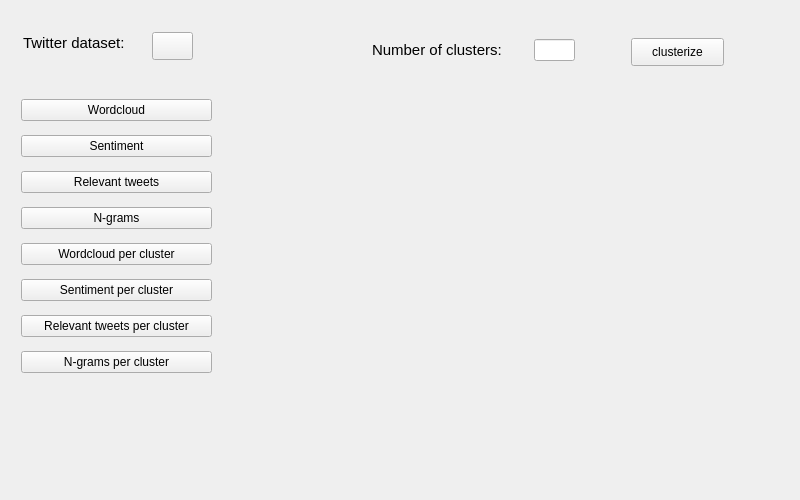
Before: the Qt Designer form twitter_analysis/core/gui/ui_files/widget_analyse_tweets.ui in atrevisan/EventAnalyser, drawn with Qt 5.
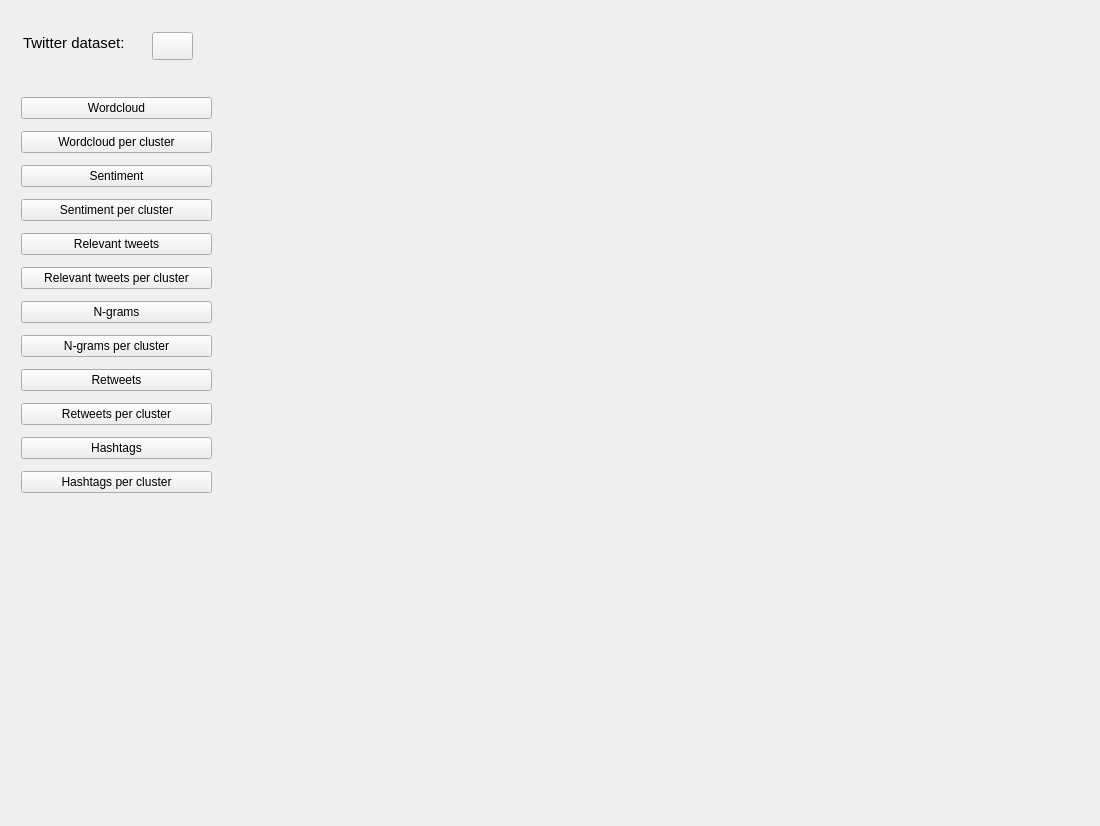
After: the same form once the commit is applied. Icons and pictures are not drawn.

The edit to the form file:
```diff
--- a/twitter_analysis/core/gui/ui_files/widget_analyse_tweets.ui
+++ b/twitter_analysis/core/gui/ui_files/widget_analyse_tweets.ui
@@ -6,8 +6,8 @@
    <rect>
     <x>0</x>
     <y>0</y>
-    <width>800</width>
-    <height>500</height>
+    <width>1100</width>
+    <height>826</height>
    </rect>
   </property>
   <property name="windowTitle">
@@ -16,37 +16,6 @@
   <layout class="QHBoxLayout" name="horizontalLayout">
    <item>
     <widget class="QWidget" name="widget_main_widget" native="true">
-     <widget class="QLabel" name="label_2">
-      <property name="geometry">
-       <rect>
-        <x>361</x>
-        <y>28</y>
-        <width>155</width>
-        <height>22</height>
-       </rect>
-      </property>
-      <property name="font">
-       <font>
-        <pointsize>11</pointsize>
-       </font>
-      </property>
-      <property name="text">
-       <string>Number of clusters:</string>
-      </property>
-     </widget>
-     <widget class="QPushButton" name="button_clusterize">
-      <property name="geometry">
-       <rect>
-        <x>620</x>
-        <y>27</y>
-        <width>93</width>
-        <height>28</height>
-       </rect>
-      </property>
-      <property name="text">
-       <string>clusterize</string>
-      </property>
-     </widget>
      <widget class="QLabel" name="label">
       <property name="geometry">
        <rect>
@@ -65,23 +34,13 @@
        <string>Twitter dataset:</string>
       </property>
      </widget>
-     <widget class="QLineEdit" name="line_edit_clusters">
-      <property name="geometry">
-       <rect>
-        <x>523</x>
-        <y>28</y>
-        <width>41</width>
-        <height>22</height>
-       </rect>
-      </property>
-     </widget>
      <widget class="QWidget" name="verticalLayoutWidget">
       <property name="geometry">
        <rect>
         <x>10</x>
         <y>80</y>
         <width>191</width>
-        <height>291</height>
+        <height>415</height>
        </rect>
       </property>
       <layout class="QVBoxLayout" name="vlayout_buttons">
@@ -92,27 +51,6 @@
          </property>
         </widget>
        </item>
-       <item>
-        <widget class="QPushButton" name="button_sentiment">
-         <property name="text">
-          <string>Sentiment</string>
-         </property>
-        </widget>
-       </item>
-       <item>
-        <widget class="QPushButton" name="button_relevant_tweets">
-         <property name="text">
-          <string>Relevant tweets</string>
-         </property>
-        </widget>
-       </item>
-       <item>
-        <widget class="QPushButton" name="button_n_grams">
-         <property name="text">
-          <string>N-grams</string>
-         </property>
-        </widget>
-       </item>
        <item>
         <widget class="QPushButton" name="button_wordcloud_per_cluster">
          <property name="text">
@@ -120,6 +58,13 @@
          </property>
         </widget>
        </item>
+       <item>
+        <widget class="QPushButton" name="button_sentiment">
+         <property name="text">
+          <string>Sentiment</string>
+         </property>
+        </widget>
+       </item>
        <item>
         <widget class="QPushButton" name="button_sentiment_per_cluster">
          <property name="text">
@@ -127,6 +72,13 @@
          </property>
         </widget>
        </item>
+       <item>
+        <widget class="QPushButton" name="button_relevant_tweets">
+         <property name="text">
+          <string>Relevant tweets</string>
+         </property>
+        </widget>
+       </item>
        <item>
         <widget class="QPushButton" name="button_relevant_tweets_per_cluster">
          <property name="text">
@@ -134,6 +86,13 @@
          </property>
         </widget>
        </item>
+       <item>
+        <widget class="QPushButton" name="button_n_grams">
+         <property name="text">
+          <string>N-grams</string>
+         </property>
+        </widget>
+       </item>
        <item>
         <widget class="QPushButton" name="button_n_grams_per_cluster">
          <property name="text">
@@ -141,6 +100,34 @@
          </property>
         </widget>
        </item>
+       <item>
+        <widget class="QPushButton" name="button_retweets">
+         <property name="text">
+          <string>Retweets</string>
+         </property>
+        </widget>
+       </item>
+       <item>
+        <widget class="QPushButton" name="button_retweets_per_cluster">
+         <property name="text">
+          <string>Retweets per cluster</string>
+         </property>
+        </widget>
+       </item>
+       <item>
+        <widget class="QPushButton" name="button_hashtags">
+         <property name="text">
+          <string>Hashtags</string>
+         </property>
+        </widget>
+       </item>
+       <item>
+        <widget class="QPushButton" name="button_hashtags_per_cluster">
+         <property name="text">
+          <string>Hashtags per cluster</string>
+         </property>
+        </widget>
+       </item>
       </layout>
      </widget>
      <widget class="QWidget" name="verticalLayoutWidget_2">
@@ -148,8 +135,8 @@
        <rect>
         <x>220</x>
         <y>80</y>
-        <width>551</width>
-        <height>391</height>
+        <width>841</width>
+        <height>711</height>
        </rect>
       </property>
       <layout class="QVBoxLayout" name="vlayout_content"/>
```
